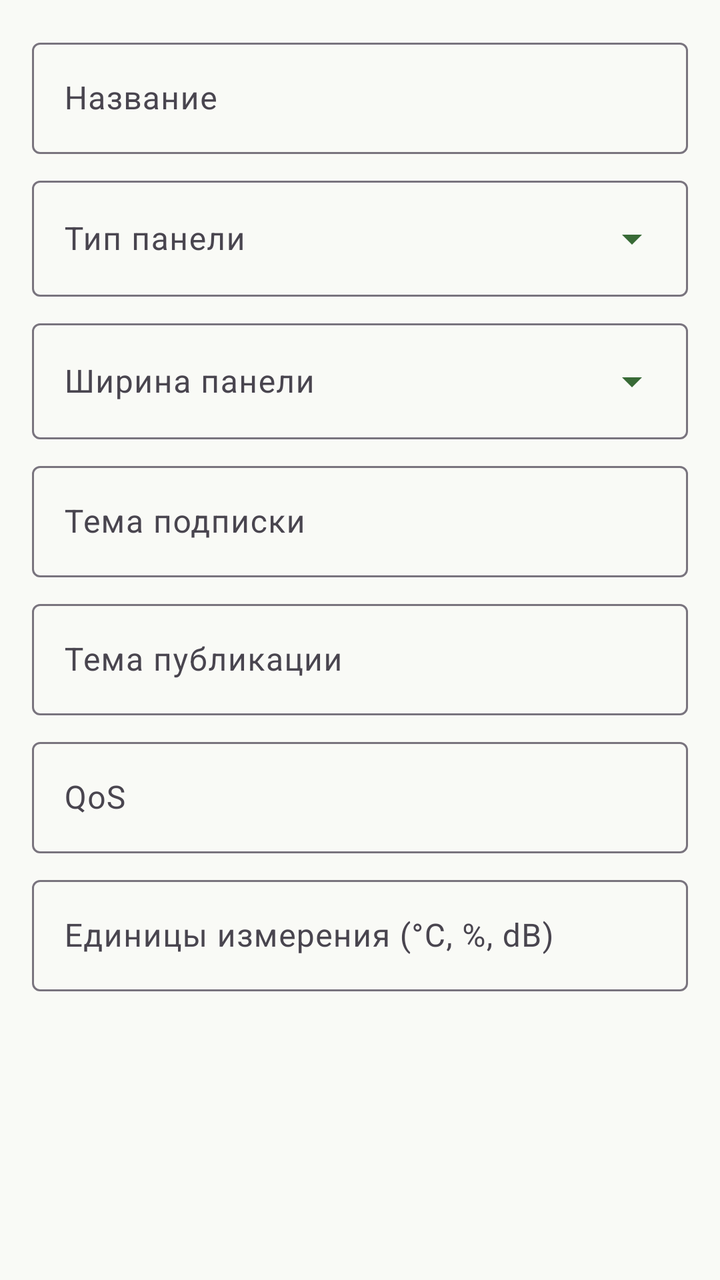
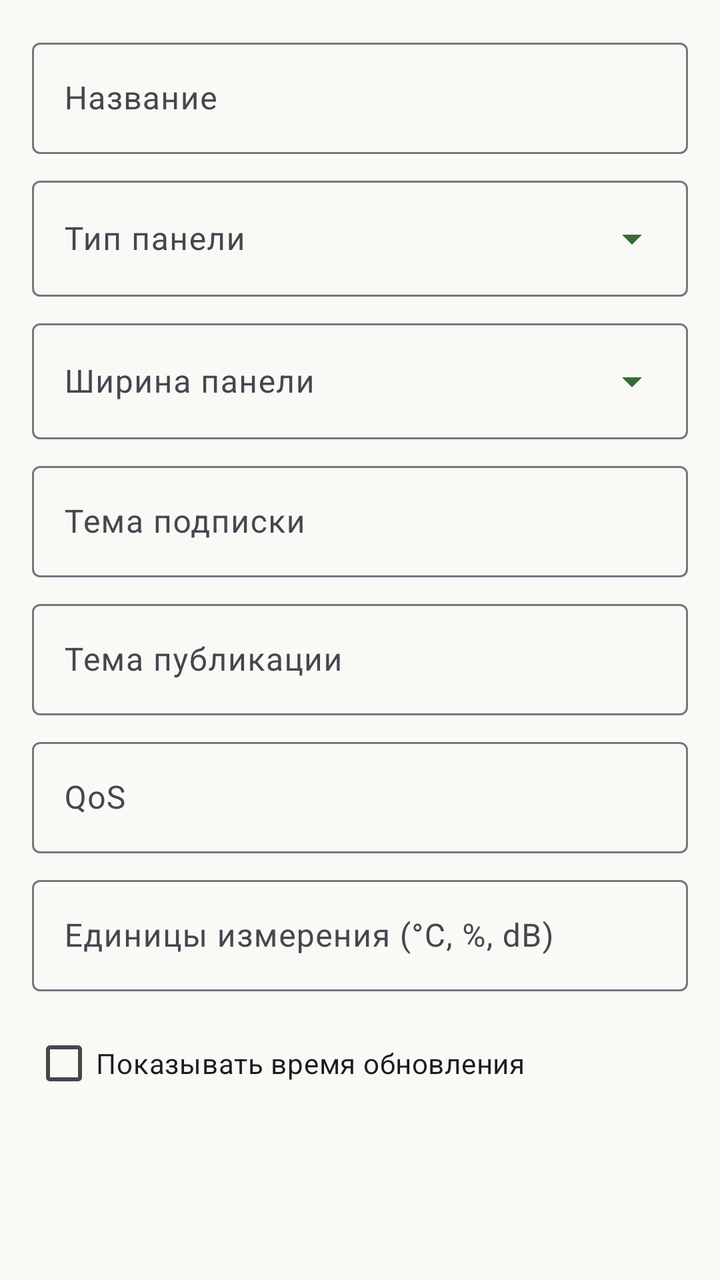

An Android layout rendered at two revisions. The XML below is the earlier revision; the diff shows what the commit changed to produce the second picture.
<!-- AndroidManifest.xml: application theme Theme.MQTTPanel -->
<!-- res/layout/dialog_panel.xml -->
<?xml version="1.0" encoding="utf-8"?>
<ScrollView xmlns:android="http://schemas.android.com/apk/res/android"
    xmlns:app="http://schemas.android.com/apk/res-auto"
    android:layout_width="match_parent"
    android:layout_height="wrap_content"
    android:padding="16dp">

    <LinearLayout
        android:layout_width="match_parent"
        android:layout_height="wrap_content"
        android:orientation="vertical">

        <com.google.android.material.textfield.TextInputLayout
            android:layout_width="match_parent"
            android:layout_height="wrap_content"
            android:hint="@string/panel_name">

            <com.google.android.material.textfield.TextInputEditText
                android:id="@+id/et_name"
                android:layout_width="match_parent"
                android:layout_height="wrap_content"
                android:inputType="text" />

        </com.google.android.material.textfield.TextInputLayout>

        <com.google.android.material.textfield.TextInputLayout
            android:layout_width="match_parent"
            android:layout_height="wrap_content"
            android:layout_marginTop="8dp"
            android:hint="@string/panel_type">

            <com.google.android.material.textfield.TextInputEditText
                android:id="@+id/et_type"
                android:layout_width="match_parent"
                android:layout_height="wrap_content"
                android:inputType="text"
                android:focusable="false"
                android:clickable="true"
                android:cursorVisible="false"
                android:drawableEnd="@drawable/ic_dropdown"
                android:drawablePadding="8dp" />

        </com.google.android.material.textfield.TextInputLayout>

        <com.google.android.material.textfield.TextInputLayout
            android:layout_width="match_parent"
            android:layout_height="wrap_content"
            android:layout_marginTop="8dp"
            android:hint="@string/field_span">

            <com.google.android.material.textfield.TextInputEditText
                android:id="@+id/et_span"
                android:layout_width="match_parent"
                android:layout_height="wrap_content"
                android:inputType="text"
                android:focusable="false"
                android:clickable="true"
                android:cursorVisible="false"
                android:drawableEnd="@drawable/ic_dropdown"
                android:drawablePadding="8dp" />

        </com.google.android.material.textfield.TextInputLayout>

        
        <com.google.android.material.textfield.TextInputLayout
            android:id="@+id/layout_topic_sub"
            android:layout_width="match_parent"
            android:layout_height="wrap_content"
            android:layout_marginTop="8dp"
            android:hint="@string/field_topic_sub">

            <com.google.android.material.textfield.TextInputEditText
                android:id="@+id/et_topic_sub"
                android:layout_width="match_parent"
                android:layout_height="wrap_content"
                android:inputType="text" />

        </com.google.android.material.textfield.TextInputLayout>

        <com.google.android.material.textfield.TextInputLayout
            android:id="@+id/layout_topic_pub"
            android:layout_width="match_parent"
            android:layout_height="wrap_content"
            android:layout_marginTop="8dp"
            android:hint="@string/field_topic_pub">

            <com.google.android.material.textfield.TextInputEditText
                android:id="@+id/et_topic_pub"
                android:layout_width="match_parent"
                android:layout_height="wrap_content"
                android:inputType="text" />

        </com.google.android.material.textfield.TextInputLayout>

        
        <com.google.android.material.textfield.TextInputLayout
            android:id="@+id/layout_topic_sensor"
            android:layout_width="match_parent"
            android:layout_height="wrap_content"
            android:layout_marginTop="8dp"
            android:hint="@string/field_sensor"
            android:visibility="gone">

            <com.google.android.material.textfield.TextInputEditText
                android:id="@+id/et_topic_sensor"
                android:layout_width="match_parent"
                android:layout_height="wrap_content"
                android:inputType="number"
                android:focusable="false"
                android:clickable="true" />

        </com.google.android.material.textfield.TextInputLayout>

        <com.google.android.material.button.MaterialButton
            android:id="@+id/btn_pick_sensor"
            style="?attr/materialButtonOutlinedStyle"
            android:layout_width="match_parent"
            android:layout_height="wrap_content"
            android:layout_marginTop="4dp"
            android:text="@string/field_pick_sensor"
            android:visibility="gone" />

        <com.google.android.material.textfield.TextInputLayout
            android:layout_width="match_parent"
            android:layout_height="wrap_content"
            android:layout_marginTop="8dp"
            android:hint="@string/qos">

            <com.google.android.material.textfield.TextInputEditText
                android:id="@+id/et_qos"
                android:layout_width="match_parent"
                android:layout_height="wrap_content"
                android:inputType="number" />

        </com.google.android.material.textfield.TextInputLayout>

        
        <com.google.android.material.textfield.TextInputLayout
            android:id="@+id/layout_unit"
            android:layout_width="match_parent"
            android:layout_height="wrap_content"
            android:layout_marginTop="8dp"
            android:hint="@string/field_unit_suffix">

            <com.google.android.material.textfield.TextInputEditText
                android:id="@+id/et_unit"
                android:layout_width="match_parent"
                android:layout_height="wrap_content"
                android:inputType="text" />

        </com.google.android.material.textfield.TextInputLayout>

        
        <LinearLayout
            android:id="@+id/layout_switch"
            android:layout_width="match_parent"
            android:layout_height="wrap_content"
            android:orientation="vertical"
            android:visibility="gone">

            <com.google.android.material.textfield.TextInputLayout
                android:layout_width="match_parent"
                android:layout_height="wrap_content"
                android:layout_marginTop="8dp"
                android:hint="@string/widget_default_on">

                <com.google.android.material.textfield.TextInputEditText
                    android:id="@+id/et_on"
                    android:layout_width="match_parent"
                    android:layout_height="wrap_content"
                    android:inputType="text" />

            </com.google.android.material.textfield.TextInputLayout>

            <com.google.android.material.textfield.TextInputLayout
                android:layout_width="match_parent"
                android:layout_height="wrap_content"
                android:layout_marginTop="8dp"
                android:hint="@string/widget_default_off">

                <com.google.android.material.textfield.TextInputEditText
                    android:id="@+id/et_off"
                    android:layout_width="match_parent"
                    android:layout_height="wrap_content"
                    android:inputType="text" />

            </com.google.android.material.textfield.TextInputLayout>

        </LinearLayout>

        
        <LinearLayout
            android:id="@+id/layout_slider"
            android:layout_width="match_parent"
            android:layout_height="wrap_content"
            android:orientation="horizontal"
            android:visibility="gone">

            <com.google.android.material.textfield.TextInputLayout
                android:layout_width="0dp"
                android:layout_height="wrap_content"
                android:layout_weight="1"
                android:layout_marginTop="8dp"
                android:layout_marginEnd="4dp"
                android:hint="@string/widget_min">

                <com.google.android.material.textfield.TextInputEditText
                    android:id="@+id/et_min"
                    android:layout_width="match_parent"
                    android:layout_height="wrap_content"
                    android:inputType="numberDecimal" />

            </com.google.android.material.textfield.TextInputLayout>

            <com.google.android.material.textfield.TextInputLayout
                android:layout_width="0dp"
                android:layout_height="wrap_content"
                android:layout_weight="1"
                android:layout_marginTop="8dp"
                android:layout_marginStart="4dp"
                android:hint="@string/widget_max">

                <com.google.android.material.textfield.TextInputEditText
                    android:id="@+id/et_max"
                    android:layout_width="match_parent"
                    android:layout_height="wrap_content"
                    android:inputType="numberDecimal" />

            </com.google.android.material.textfield.TextInputLayout>

        </LinearLayout>

        
        <com.google.android.material.textfield.TextInputLayout
            android:id="@+id/layout_button"
            android:layout_width="match_parent"
            android:layout_height="wrap_content"
            android:layout_marginTop="8dp"
            android:hint="@string/widget_payload"
            android:visibility="gone">

            <com.google.android.material.textfield.TextInputEditText
                android:id="@+id/et_payload"
                android:layout_width="match_parent"
                android:layout_height="wrap_content"
                android:inputType="text" />

        </com.google.android.material.textfield.TextInputLayout>

        
        <LinearLayout
            android:id="@+id/layout_chart"
            android:layout_width="match_parent"
            android:layout_height="wrap_content"
            android:orientation="vertical"
            android:visibility="gone">

            <com.google.android.material.textfield.TextInputLayout
                android:layout_width="match_parent"
                android:layout_height="wrap_content"
                android:layout_marginTop="8dp"
                android:hint="@string/widget_points">

                <com.google.android.material.textfield.TextInputEditText
                    android:id="@+id/et_points"
                    android:layout_width="match_parent"
                    android:layout_height="wrap_content"
                    android:inputType="number" />

            </com.google.android.material.textfield.TextInputLayout>

            <LinearLayout
                android:id="@+id/chart_color_row"
                android:layout_width="match_parent"
                android:layout_height="wrap_content"
                android:layout_marginTop="8dp"
                android:gravity="center_vertical"
                android:orientation="horizontal">

                <TextView
                    android:layout_width="0dp"
                    android:layout_height="wrap_content"
                    android:layout_weight="1"
                    android:text="@string/chart_color"
                    android:textSize="14sp" />

                
                <LinearLayout
                    android:id="@+id/chart_colors"
                    android:layout_width="wrap_content"
                    android:layout_height="wrap_content"
                    android:orientation="horizontal" />

            </LinearLayout>

            <com.google.android.material.checkbox.MaterialCheckBox
                android:id="@+id/cb_show_scale"
                android:layout_width="match_parent"
                android:layout_height="wrap_content"
                android:layout_marginTop="4dp"
                android:text="@string/chart_show_scale" />

        </LinearLayout>

        
        <LinearLayout
            android:id="@+id/layout_multi"
            android:layout_width="match_parent"
            android:layout_height="wrap_content"
            android:orientation="vertical"
            android:visibility="gone">

            <TextView
                android:layout_width="match_parent"
                android:layout_height="wrap_content"
                android:layout_marginTop="12dp"
                android:text="@string/series_title"
                android:textSize="14sp"
                android:textStyle="bold" />

            <LinearLayout
                android:id="@+id/series_container"
                android:layout_width="match_parent"
                android:layout_height="wrap_content"
                android:orientation="vertical" />

            <com.google.android.material.button.MaterialButton
                android:id="@+id/btn_add_series"
                style="?attr/materialButtonOutlinedStyle"
                android:layout_width="match_parent"
                android:layout_height="wrap_content"
                android:layout_marginTop="4dp"
                android:text="@string/series_add" />

        </LinearLayout>

    </LinearLayout>

</ScrollView>
<!-- resources referenced by this layout -->
<resources>
  <!-- drawable ic_dropdown (drawable) -->
  <vector xmlns:android="http://schemas.android.com/apk/res/android"
      android:width="24dp"
      android:height="24dp"
      android:viewportWidth="24"
      android:viewportHeight="24"
      android:tint="?attr/colorPrimary">
      <path
          android:fillColor="@android:color/white"
          android:pathData="M7,10l5,5 5,-5z" />
  </vector>
  <string name="chart_color">Цвет линии</string>
  <string name="chart_show_scale">Показывать шкалу</string>
  <string name="field_pick_sensor">Выбрать датчик</string>
  <string name="field_sensor">Датчик (ID)</string>
  <string name="field_span">Ширина панели</string>
  <string name="field_topic_pub">Тема публикации</string>
  <string name="field_topic_sub">Тема подписки</string>
  <string name="field_unit_suffix">Единицы измерения (°C, %, dB)</string>
  <string name="panel_name">Название</string>
  <string name="panel_type">Тип панели</string>
  <string name="qos">QoS</string>
  <string name="series_add">Добавить серию</string>
  <string name="series_title">Серии графика</string>
  <string name="widget_default_off">Знач. выкл</string>
  <string name="widget_default_on">Знач. вкл</string>
  <string name="widget_max">Макс</string>
  <string name="widget_min">Мин</string>
  <string name="widget_payload">Текст кнопки</string>
  <string name="widget_points">Точки графика</string>
  <style name="Theme.MQTTPanel" parent="Theme.Material3.Light.NoActionBar">
          <item name="colorPrimary">@color/md_theme_primary</item>
          <item name="colorOnPrimary">@color/md_theme_onPrimary</item>
          <item name="colorPrimaryContainer">@color/md_theme_primaryContainer</item>
          <item name="colorSecondary">@color/md_theme_secondary</item>
          <item name="colorOnSecondary">@color/md_theme_onSecondary</item>
          <item name="colorSecondaryContainer">@color/md_theme_secondaryContainer</item>
          <item name="android:colorBackground">@color/md_theme_surface</item>
          <item name="colorSurface">@color/md_theme_surface</item>
          <item name="colorOnSurface">@color/md_theme_onSurface</item>
          <item name="colorError">@color/md_theme_error</item>
          <item name="android:statusBarColor">?attr/colorPrimaryContainer</item>
      </style>
  <color name="md_theme_primary">#386A36</color>
  <color name="md_theme_onPrimary">#FFFFFF</color>
  <color name="md_theme_primaryContainer">#B9F3B2</color>
  <color name="md_theme_secondary">#54634F</color>
  <color name="md_theme_onSecondary">#FFFFFF</color>
  <color name="md_theme_secondaryContainer">#D7E8CF</color>
  <color name="md_theme_surface">#F9FAF6</color>
  <color name="md_theme_onSurface">#191C1A</color>
  <color name="md_theme_error">#BA1A1A</color>
</resources>

<!-- the commit's change to res/layout/dialog_panel.xml (unified diff, before → after) -->
@@ -151,6 +151,30 @@
         </com.google.android.material.textfield.TextInputLayout>
 
         
+        <HorizontalScrollView
+            android:id="@+id/unit_presets_scroll"
+            android:layout_width="match_parent"
+            android:layout_height="wrap_content"
+            android:layout_marginTop="4dp"
+            android:scrollbars="none">
+
+            <LinearLayout
+                android:id="@+id/unit_presets_row"
+                android:layout_width="wrap_content"
+                android:layout_height="wrap_content"
+                android:orientation="horizontal"
+                android:paddingVertical="2dp" />
+
+        </HorizontalScrollView>
+
+        <com.google.android.material.checkbox.MaterialCheckBox
+            android:id="@+id/cb_show_time"
+            android:layout_width="match_parent"
+            android:layout_height="wrap_content"
+            android:layout_marginTop="4dp"
+            android:text="@string/field_show_time" />
+
+        
         <LinearLayout
             android:id="@+id/layout_switch"
             android:layout_width="match_parent"
<!-- resource entries referenced after the edit -->
@@ -15,6 +15,7 @@
   <string name="chart_show_scale">Показывать шкалу</string>
   <string name="field_pick_sensor">Выбрать датчик</string>
   <string name="field_sensor">Датчик (ID)</string>
+  <string name="field_show_time">Показывать время обновления</string>
   <string name="field_span">Ширина панели</string>
   <string name="field_topic_pub">Тема публикации</string>
   <string name="field_topic_sub">Тема подписки</string>
